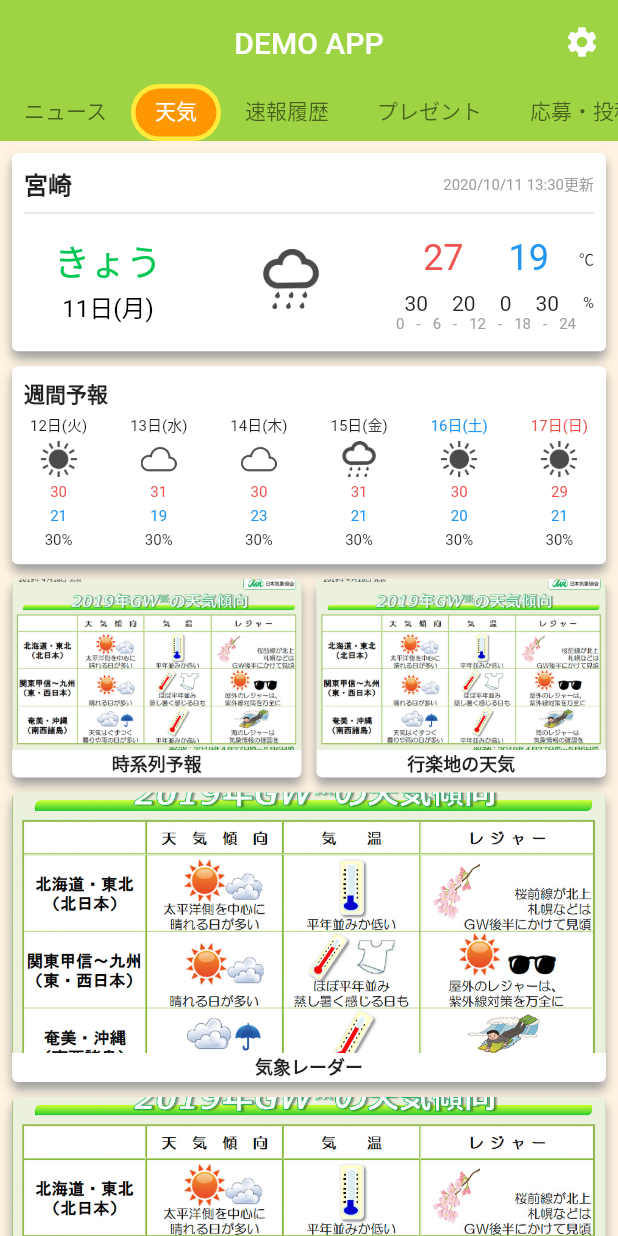
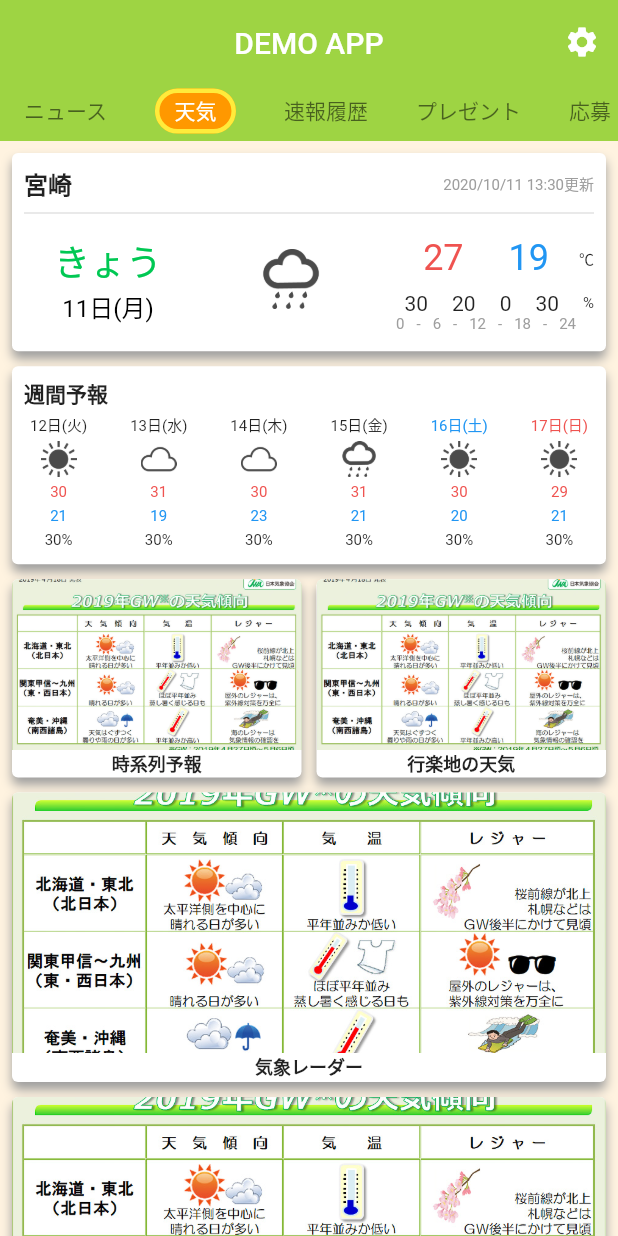
Before and after one commit to naoyasugita/clone_mrt_app, a Flutter app: the screen it shows after launch, tab 2 chosen, on a phone screen of 412 x 824 dp. Run offline on Flutter 3.47's test engine with Material 2 defaults, Android fonts, the phone set to English and light mode, and no system bars; missing offline and left inert: gradient_text.

Commit message:
WIP:タブのデザイン修正

```diff
--- a/clone_mrt_app/lib/screens/home_screen.dart
+++ b/clone_mrt_app/lib/screens/home_screen.dart
@@ -34,10 +34,36 @@ class MyAppHome extends StatelessWidget {
   }
 }
 
-class BuildAppBar extends StatelessWidget {
-  const BuildAppBar({
-    Key key,
-  }) : super(key: key);
+class BuildAppBar extends StatefulWidget {
+  @override
+  _BuildAppBar createState() => new _BuildAppBar();
+}
+
+class _BuildAppBar extends State<BuildAppBar>
+    with SingleTickerProviderStateMixin {
+  int currentIndex = 0;
+
+// class BuildAppBar extends StatelessWidget {
+//   const BuildAppBar({
+//     Key key,
+//   }) : super(key: key);
+
+  TabController _controller;
+
+  @override
+  void initState() {
+    // TODO: implement initState
+    super.initState();
+    // Create TabController for getting the index of current tab
+    _controller = TabController(length: tabs.length, vsync: this);
+
+    _controller.addListener(() {
+      setState(() {
+        currentIndex = _controller.index;
+      });
+      print("Selected Index: " + _controller.index.toString());
+    });
+  }
 
   @override
   Widget build(BuildContext context) {
@@ -64,29 +90,70 @@ class BuildAppBar extends StatelessWidget {
             pinned: true,
             delegate: _TabBarDelegate(
               TabBar(
+                controller: _controller,
+                onTap: (index) {
+                  setState(() {
+                    currentIndex = index;
+                  });
+                  print(currentIndex);
+                  print(tabs[currentIndex].name);
+                },
+                // indicatorPadding: EdgeInsets.symmetric(vertical: 10),
                 indicatorColor: kSecondaryColor,
-                indicator: ShapeDecoration(
-                  shape: RoundedRectangleBorder(
-                    side: BorderSide(
-                      color: Colors.yellow,
-                      width: 3,
-                    ),
-                    borderRadius: BorderRadius.all(
-                      Radius.circular(20),
-                    ),
-                  ),
-                  color: Colors.orange,
-                ),
+                // indicator: ShapeDecoration(
+                //   shape: RoundedRectangleBorder(
+                //     side: BorderSide(
+                //       color: Colors.yellow,
+                //       width: 3,
+                //     ),
+                //     borderRadius: BorderRadius.all(
+                //       Radius.circular(20),
+                //     ),
+                //   ),
+                //   color: Colors.orange,
+                // ),
                 isScrollable: true,
                 unselectedLabelColor: kUnselectedLabelColor,
                 unselectedLabelStyle: TextStyle(),
-                tabs: tabs.map((_tab) => Tab(text: _tab.name)).toList(),
+                tabs: tabs
+                    .map(
+                      (_tab) => (_tab.name == tabs[currentIndex].name)
+                          ? Container(
+                              padding: EdgeInsets.symmetric(horizontal: 10),
+                              margin: EdgeInsets.symmetric(vertical: 3),
+                              decoration: BoxDecoration(
+                                border: Border.all(
+                                  width: 3,
+                                  color: Colors.yellow,
+                                ),
+                                borderRadius: BorderRadius.circular(20),
+                                boxShadow: [
+                                  BoxShadow(
+                                    color: Colors.orange,
+                                    // blurRadius: 5.0,
+                                  )
+                                ],
+                              ),
+                              child: Tab(text: _tab.name),
+                              // child: Tab(text: index.toString()),
+                            )
+                          : Container(
+                              // padding: EdgeInsets.symmetric(horizontal: 10),
+                              // margin: EdgeInsets.symmetric(vertical: 3),
+                              child: Tab(text: _tab.name),
+                              // child: Tab(text: index.toString()),
+                            ),
+                      // (_tab) => Tab(
+                      //   text: _tab.name,
+                      // ),
+                    )
+                    .toList(),
               ),
             ),
           ),
         ];
       },
-      body: Body(),
+      body: Body(controller: _controller),
     );
   }
 }
@@ -94,11 +161,14 @@ class BuildAppBar extends StatelessWidget {
 class Body extends StatelessWidget {
   const Body({
     Key key,
+    this.controller,
   }) : super(key: key);
+  final controller;
 
   @override
   Widget build(BuildContext context) {
     return TabBarView(
+      controller: controller,
       children: [
         NewsListView(),
         WeatherView(),
```
